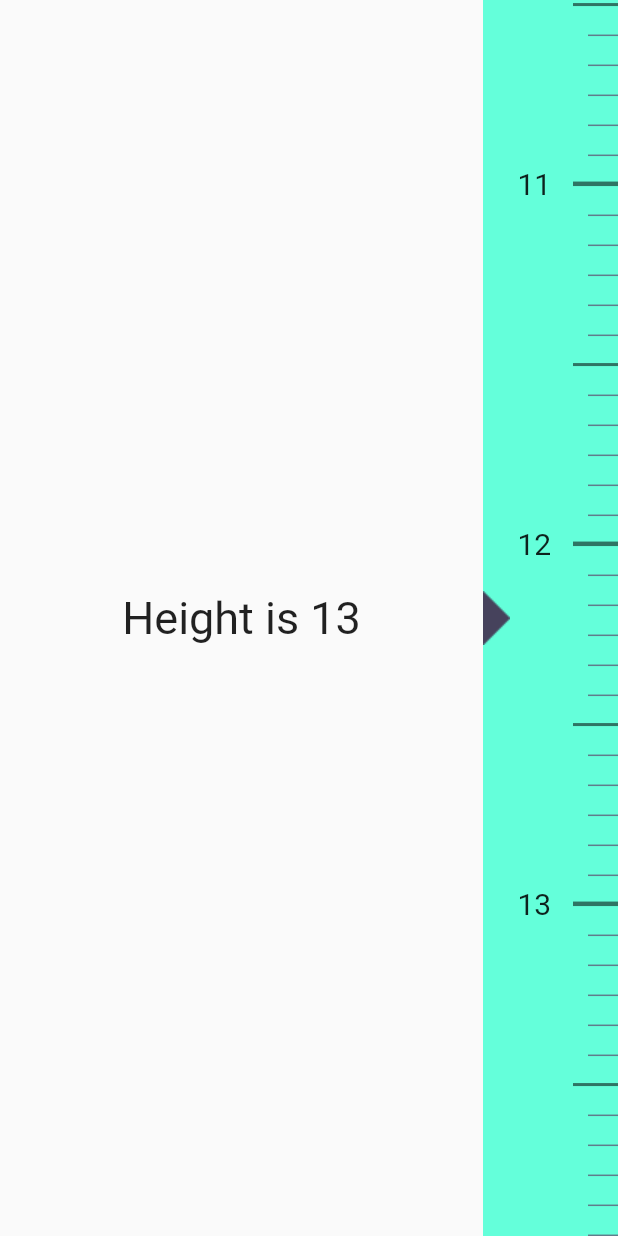
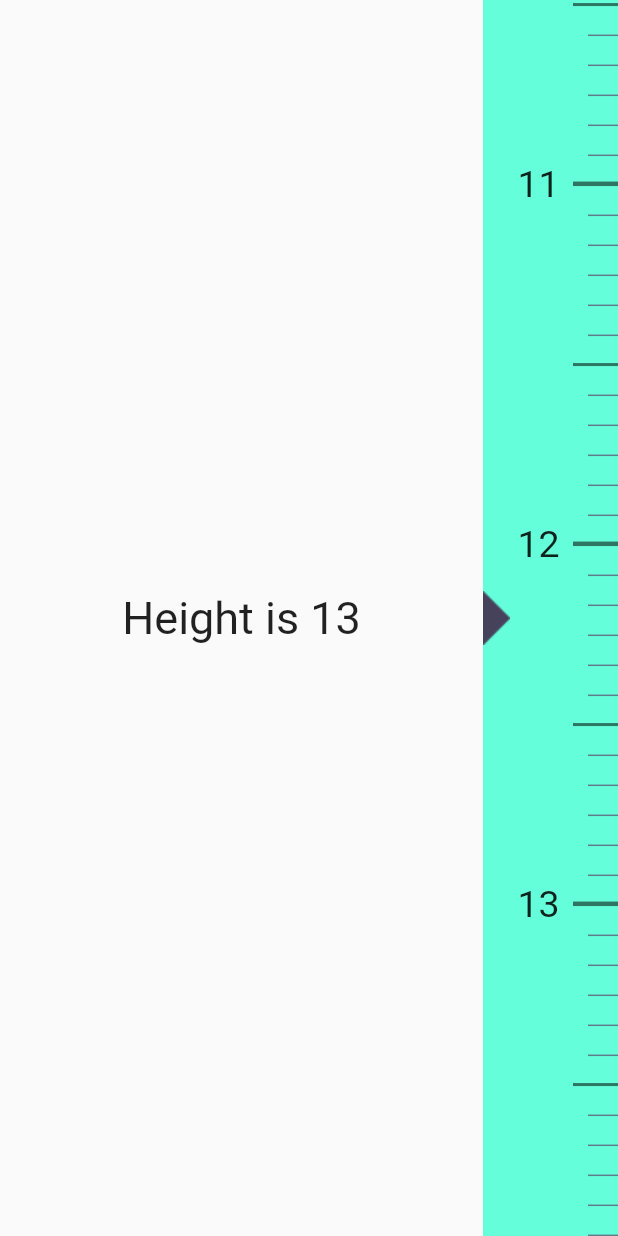
Before and after one commit to pinkeshdarji/HeightWeightScale, a Flutter app: the screen it shows after launch, scrolled down 2915 dp, on a phone screen of 412 x 824 dp. Run offline on Flutter 3.47's test engine with Material 2 defaults, Android fonts, the phone set to English and light mode, and no system bars.

Commit message:
scale alignment set.

```diff
--- a/lib/ui/height_weight_scale.dart
+++ b/lib/ui/height_weight_scale.dart
@@ -74,11 +74,11 @@ class _HeightWeightScalePageState extends State<HeightWeightScalePage> {
                           overflow: Overflow.visible,
                           children: <Widget>[
                             Positioned(
-                              top: 7,
+                              top: 4,
                               left: 0,
                               child: Text(
                                 '${mLine.value}',
-                                style: TextStyle(fontSize: 20),
+                                style: TextStyle(fontSize: 25),
                               ),
                             ),
                             Column(
```
